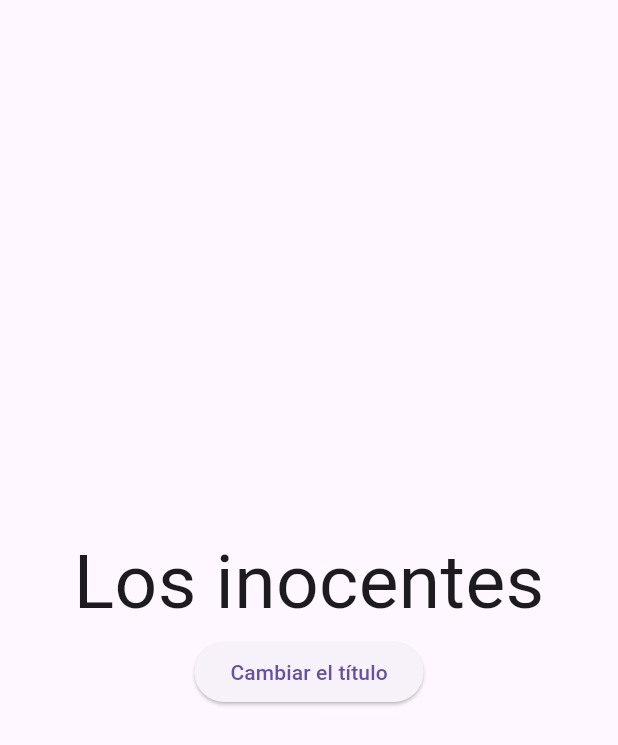
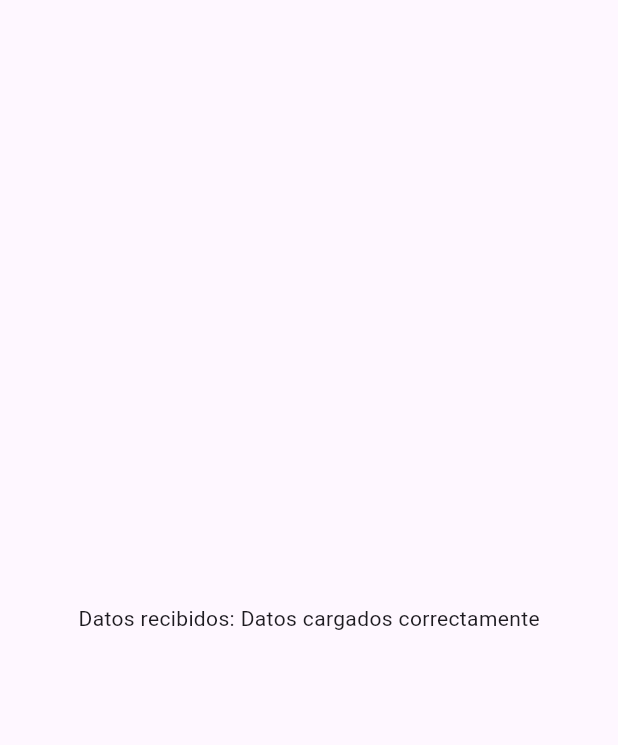
Before and after one commit to fr4nsgallegos/futuresG12, a Flutter app: the screen it shows after launch, on a phone screen of 412 x 824 dp. Shown: the top 745 px of the screen. Run offline on Flutter 3.47's test engine with Material 3 defaults, Android fonts, the phone set to English and light mode, and no system bars.

Commit message:
estados del future con snapshot

```diff
--- a/lib/main.dart
+++ b/lib/main.dart
@@ -1,6 +1,9 @@
 import 'package:flutter/material.dart';
+import 'package:futuresg12/pages/futurebuilder_page.dart';
 import 'package:futuresg12/pages/home_page.dart';
 
 void main() {
-  runApp(MaterialApp(home: HomePage(), debugShowCheckedModeBanner: false));
+  runApp(
+    MaterialApp(home: FuturebuilderPage(), debugShowCheckedModeBanner: false),
+  );
 }
--- /dev/null
+++ b/lib/pages/futurebuilder_page.dart
@@ -0,0 +1,50 @@
+import 'package:flutter/material.dart';
+
+class FuturebuilderPage extends StatelessWidget {
+  Future<String> getData() async {
+    return Future.delayed(
+      Duration(seconds: 3),
+      () => "Datos cargados correctamente",
+    );
+  }
+
+  @override
+  Widget build(BuildContext context) {
+    return Scaffold(
+      body: Center(
+        child: Column(
+          mainAxisAlignment: MainAxisAlignment.center,
+          children: [
+            FutureBuilder(
+              future: getData(),
+              builder: (BuildContext context, AsyncSnapshot snapshot) {
+                print("-------------------------------------");
+                print(("Snapshot: $snapshot"));
+                print("Estado de conexión: ${snapshot.connectionState}");
+                print("Has error: ${snapshot.hasError}");
+                print("Error: ${snapshot.error}");
+                print("Has data: ${snapshot.hasData}");
+                print("Data: ${snapshot.data}");
+                print("-------------------------------------");
+
+                if (snapshot.connectionState == ConnectionState.waiting) {
+                  //si todavia estamos esperando el resultado
+                  return Text("Cargando.....", style: TextStyle(fontSize: 50));
+                } else if (snapshot.hasError) {
+                  //si ha ocurrido algun error
+                  return Text("Ocurrió un error: ${snapshot.error}");
+                } else if (snapshot.hasData) {
+                  //la data ya cargó correctamente
+                  return Text("Datos recibidos: ${snapshot.data}");
+                } else {
+                  //estado por defecto
+                  return Text("Sin datos disponibles");
+                }
+              },
+            ),
+          ],
+        ),
+      ),
+    );
+  }
+}
--- a/lib/pages/home_page.dart
+++ b/lib/pages/home_page.dart
@@ -34,9 +34,16 @@ class _HomePageState extends State<HomePage> {
     });
   }
 
+  Future<void> fetchTitle2() async {
+    title = await getTitleAsinc();
+    setState(() {});
+  }
+
   @override
   void initState() {
-    fetchTitle();
+    // fetchTitle();
+    fetchTitle2();
+    setState(() {});
     // TODO: implement initState
     super.initState();
   }
```
